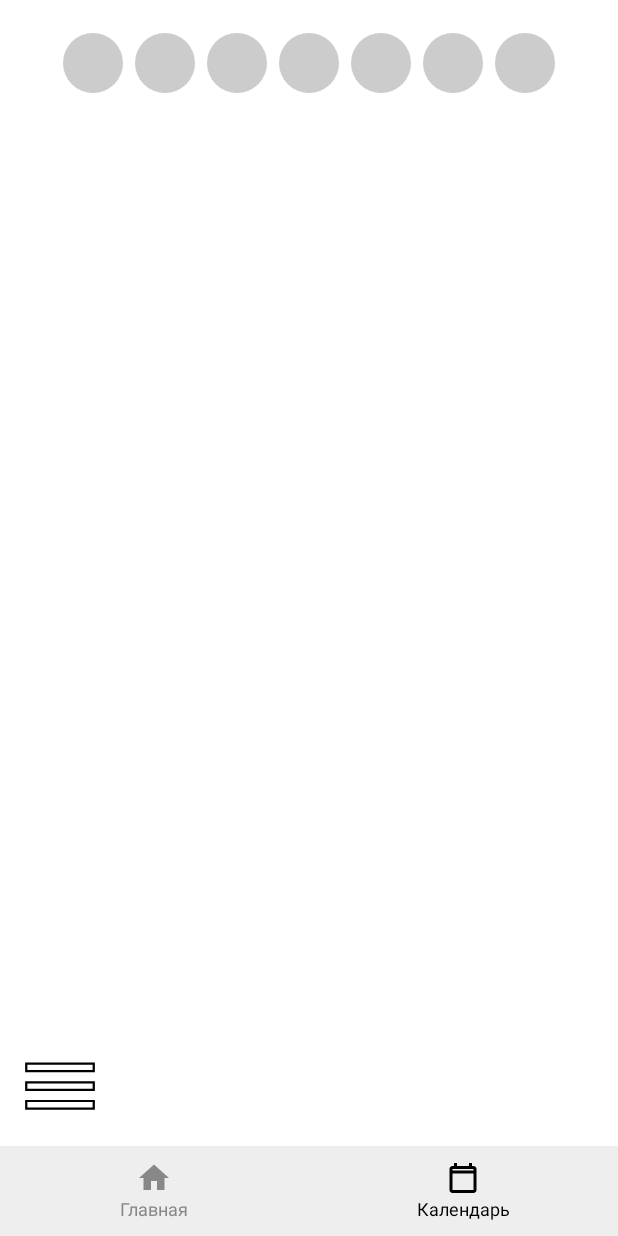
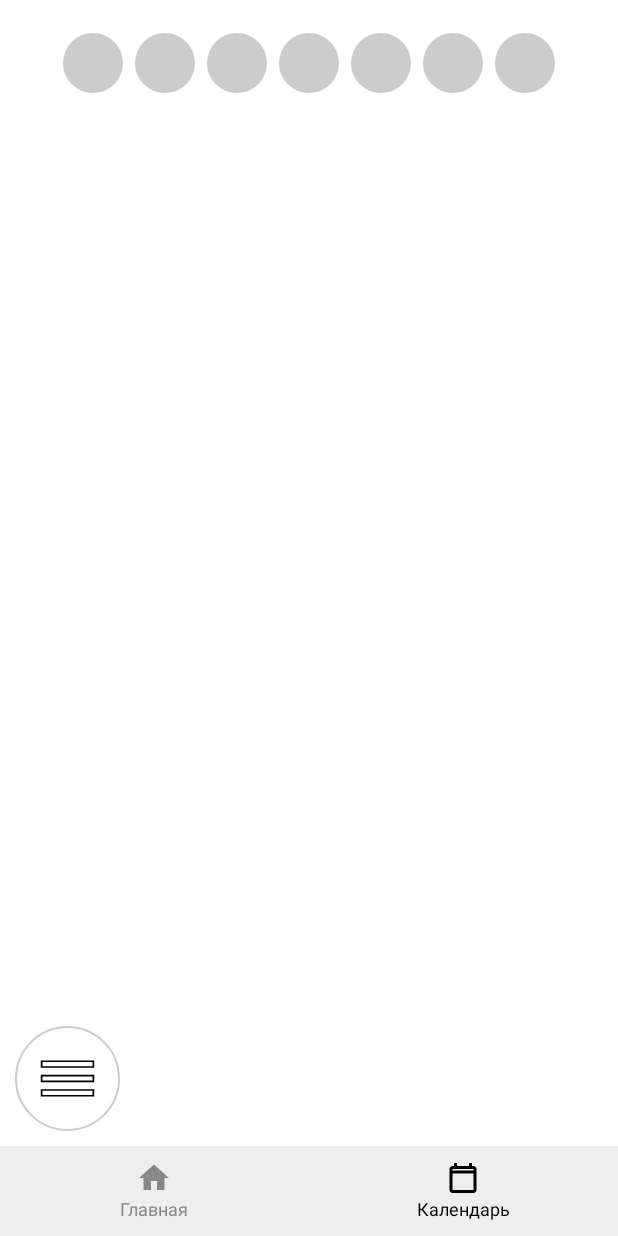
Before and after one commit to DanielPensif/Calendar, an Android app: the screen it shows after launch (MainActivity), after a tap on "Календарь", on a phone screen of 412 x 824 dp. Run offline under Robolectric (Android 15) with nearby library versions, the phone set to English and light mode, and no system bars.

Commit message:
+ Улучшение вида + Файлы для дальнейшей разработки отдельных дней

```diff
--- a/app/src/main/AndroidManifest.xml
+++ b/app/src/main/AndroidManifest.xml
@@ -13,6 +13,9 @@
         android:theme="@style/Theme.КалендарьЗадач"
         tools:targetApi="31">
         <activity
+            android:name=".DayInfoFull"
+            android:exported="false" />
+        <activity
             android:name=".MainActivity"
             android:exported="true">
             <intent-filter>
--- a/app/src/main/java/com/example/Kalendar/CalendarFragment.java
+++ b/app/src/main/java/com/example/Kalendar/CalendarFragment.java
@@ -14,10 +14,9 @@ public class CalendarFragment extends Fragment {
 
     private LinearLayout calendarsContainer;
     private DrawerLayout drawerLayout;
-    private TextView dayInfoDate;
     private ImageView menuButton, addCalendarIcon;
-    private LinearLayout leftDrawer, rightDrawer;
-    private RecyclerView dayInfoTasks;
+    private LinearLayout leftDrawer;
+    private FrameLayout menuButtonContainer;
 
     @Nullable
     @Override
@@ -28,16 +27,26 @@ public class CalendarFragment extends Fragment {
 
         calendarsContainer = view.findViewById(R.id.calendarsContainer);
         drawerLayout = view.findViewById(R.id.drawerLayout);
-        dayInfoDate = view.findViewById(R.id.dayInfoDate);
-        dayInfoTasks = view.findViewById(R.id.dayInfoTasks);
         menuButton = view.findViewById(R.id.menuButton);
         addCalendarIcon = view.findViewById(R.id.addCalendarBtn);
         leftDrawer = view.findViewById(R.id.leftDrawer);
-        rightDrawer = view.findViewById(R.id.rightDrawer);
 
         addCalendarIcon.setOnClickListener(v -> addNewCalendar());
         menuButton.setOnClickListener(v -> toggleMenuDrawer());
+        menuButtonContainer = view.findViewById(R.id.menuButtonContainer);
 
+        drawerLayout.addDrawerListener(new DrawerLayout.DrawerListener() {
+            @Override
+            public void onDrawerSlide(@NonNull View drawerView, float slideOffset) {
+                // смещаем кнопку в зависимости от слайда панели
+                float moveX = drawerView.getWidth() * slideOffset;
+                menuButtonContainer.setTranslationX(moveX);
+            }
+
+            @Override public void onDrawerOpened(@NonNull View drawerView) {}
+            @Override public void onDrawerClosed(@NonNull View drawerView) {}
+            @Override public void onDrawerStateChanged(int newState) {}
+        });
         setupWeekDays(view);
 
         return view;
@@ -55,7 +64,7 @@ public class CalendarFragment extends Fragment {
             View dayCircle = root.findViewById(dayIds[i]);
             int finalI = i;
 
-            dayCircle.setOnClickListener(v -> toggleDayInfoPanel(days[finalI]));
+            dayCircle.setOnClickListener(v -> openDayInfo(days[finalI]));
         }
     }
 
@@ -67,13 +76,8 @@ public class CalendarFragment extends Fragment {
         }
     }
 
-    private void toggleDayInfoPanel(String day) {
-        if (drawerLayout.isDrawerOpen(GravityCompat.END)) {
-            dayInfoDate.setText(day);
-            drawerLayout.closeDrawer(GravityCompat.END);
-        } else {
-            drawerLayout.openDrawer(GravityCompat.END);
-        }
+    private void openDayInfo(String day) {
+        //
     }
 
     private void addNewCalendar() {
--- /dev/null
+++ b/app/src/main/java/com/example/Kalendar/DayInfoFull.java
@@ -0,0 +1,26 @@
+package com.example.Kalendar;
+
+import android.os.Bundle;
+
+import androidx.activity.EdgeToEdge;
+import androidx.appcompat.app.AppCompatActivity;
+import androidx.core.graphics.Insets;
+import androidx.core.view.ViewCompat;
+import androidx.core.view.WindowInsetsCompat;
+
+public class DayInfoFull extends AppCompatActivity {
+
+    @Override
+    protected void onCreate(Bundle savedInstanceState) {
+        super.onCreate(savedInstanceState);
+        setContentView(R.layout.activity_day_info_full);
+
+        // TODO TODO TODO TODO TODO TODO
+
+        // Добавить сверху число с месяцем в виде по типу: 32 января
+        // Затем RecyclerView с событиями "Events" с фиолетовой обводкой прямоугольника
+        // Затем RecyclerView с задачами "Tasks" с синей обводкой прямоугольника
+
+        // TODO TODO TODO TODO TODO TODO
+    }
+}
--- a/app/src/main/java/com/example/Kalendar/HomeFragment.java
+++ b/app/src/main/java/com/example/Kalendar/HomeFragment.java
@@ -61,8 +61,10 @@ public class HomeFragment extends Fragment {
         tasks.add(new Task("12:00", "Встреча", "Встреча с другом", false));
         tasks.add(new Task("13:00", "Обед", "Вкусный обед", true));
         tasks.add(new Task("14:00", "Пробежка", "Пробежка на улице", false));
-        tasks.add(new Task("17:00", "Занятие", "Поход в Станкин", false));
+        tasks.add(new Task("17:00", "Занятие", "Поход в Станкин фывфывфаывфывпыфвпаывпыпывацуфаыфвуавыапыкапеып", false));
         tasks.add(new Task("20:00", "Ужин", "Моя фантазия закончилась", false));
+        tasks.add(new Task("21:00", "Моя фантазия закончилась", "Моя фантазия закончилась", false));
+        tasks.add(new Task("23:00", "Спать", "Моя фантазия закончилась", false));
         return tasks;
     }
 
--- /dev/null
+++ b/app/src/main/res/drawable/menu_background.xml
@@ -0,0 +1,10 @@
+<shape xmlns:android="http://schemas.android.com/apk/res/android"
+    android:shape="oval">
+    <solid android:color="#FFFFFF" />
+    <stroke
+        android:width="1dp"
+        android:color="#CCCCCC" />
+    <size
+        android:width="50dp"
+        android:height="50dp"/>
+</shape>
--- /dev/null
+++ b/app/src/main/res/layout/activity_day_info_full.xml
@@ -0,0 +1,10 @@
+<?xml version="1.0" encoding="utf-8"?>
+<androidx.constraintlayout.widget.ConstraintLayout xmlns:android="http://schemas.android.com/apk/res/android"
+    xmlns:tools="http://schemas.android.com/tools"
+    android:id="@+id/main"
+    android:layout_width="match_parent"
+    android:layout_height="match_parent"
+    tools:context=".DayInfoFull">
+
+ <!-- TODO сделать то, что описано в DayInfoFull -->
+</androidx.constraintlayout.widget.ConstraintLayout>
--- a/app/src/main/res/layout/fragment_calendar.xml
+++ b/app/src/main/res/layout/fragment_calendar.xml
@@ -40,17 +40,23 @@
             </LinearLayout>
 
         </LinearLayout>
+        <FrameLayout
+            android:id="@+id/menuButtonContainer"
+            android:layout_width="70dp"
+            android:layout_height="70dp"
+            android:layout_gravity="bottom|start"
+            android:layout_margin="10dp"
+            android:background="@drawable/menu_background">
 
-
-        <ImageButton
-            android:id="@+id/menuButton"
-            android:src="@drawable/ic_menu"
-            android:background="?attr/selectableItemBackground"
-            android:layout_width="60dp"
-            android:layout_height="60dp"
-            android:layout_gravity="left|bottom"
-            android:layout_marginBottom="10dp"
-            android:layout_marginLeft="10dp"/>
+            <ImageView
+                android:id="@+id/menuButton"
+                android:layout_width="match_parent"
+                android:layout_height="match_parent"
+                android:src="@drawable/ic_menu"
+                android:padding="12dp"
+                android:scaleType="centerInside"
+                android:contentDescription="Меню" />
+        </FrameLayout>
     </FrameLayout>
 
 
@@ -89,29 +95,6 @@
             android:layout_width="match_parent"
             android:layout_height="55dp"
             android:layout_gravity="center_horizontal"/>
-    </LinearLayout>
-    <!-- Правая панель (drawer)-->
-    <LinearLayout
-        android:id="@+id/rightDrawer"
-        android:layout_width="200dp"
-        android:layout_height="match_parent"
-        android:orientation="vertical"
-        android:background="@color/white"
-        android:layout_gravity="end"
-        android:padding="8dp">
-        <TextView
-            android:id="@+id/dayInfoDate"
-            android:text="ДАТА"
-            android:textSize="30sp"
-            android:layout_width="match_parent"
-            android:layout_height="wrap_content"
-            />
-        <androidx.recyclerview.widget.RecyclerView
-            android:id="@+id/dayInfoTasks"
-            android:layout_width="match_parent"
-            android:layout_height="0dp"
-            android:layout_weight="1"
-            android:overScrollMode="never"
-            android:scrollbars="vertical"/>
+
     </LinearLayout>
 </androidx.drawerlayout.widget.DrawerLayout>
```
